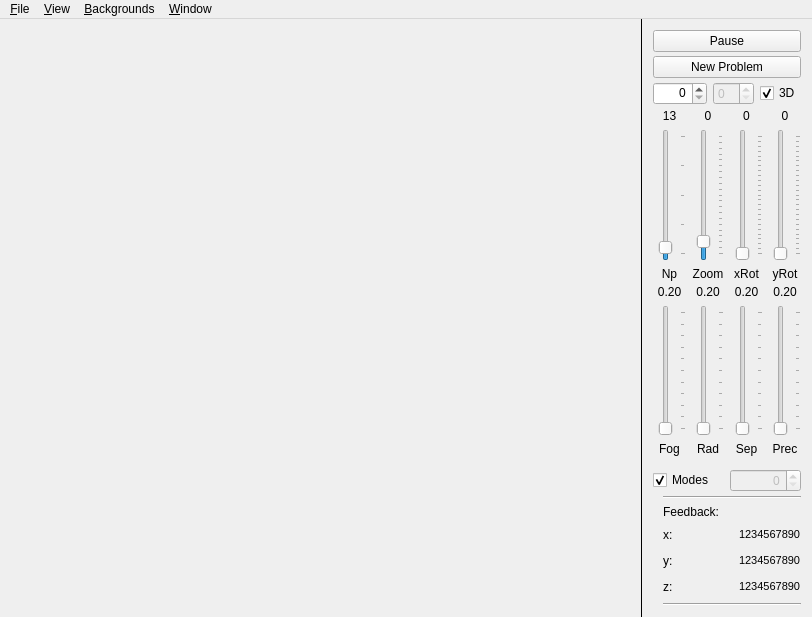
This is Atomical/Qt4/mainwindow.ui in nagyistoce/cocoatutorials as Qt 5 draws it before an edit. The edited form follows.
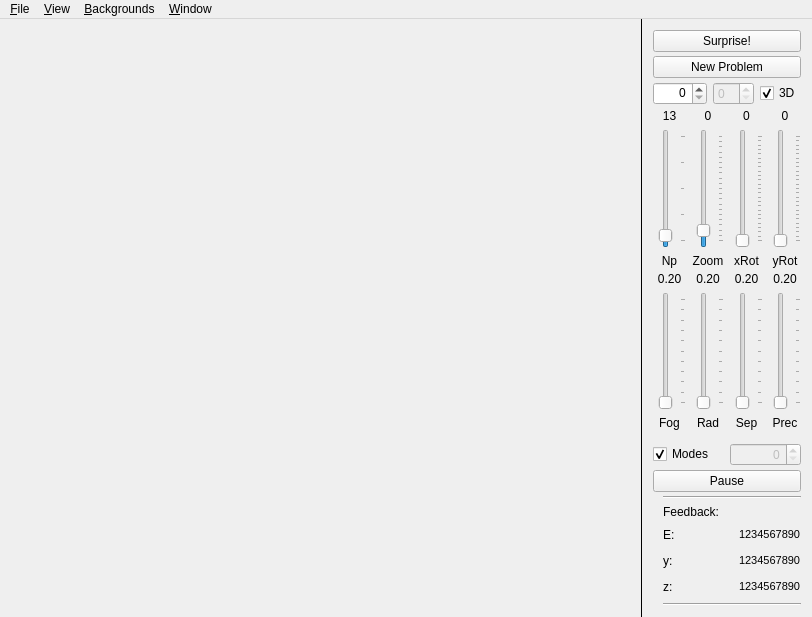
This is the edited form. Icons and pictures are not drawn.

Commit message: Implementing more of Fabio's list. - Energy feedback - Surprise button

The edit to the form file:
```diff
--- a/Atomical/Qt4/mainwindow.ui
+++ b/Atomical/Qt4/mainwindow.ui
@@ -109,9 +109,9 @@
         <enum>QLayout::SetNoConstraint</enum>
        </property>
        <item>
-        <widget class="QPushButton" name="pauseResume">
+        <widget class="QPushButton" name="surpriseButton">
          <property name="text">
-          <string>Pause</string>
+          <string>Surprise!</string>
          </property>
         </widget>
        </item>
@@ -631,6 +631,13 @@
          </item>
         </layout>
        </item>
+       <item>
+        <widget class="QPushButton" name="pauseResume">
+         <property name="text">
+          <string>Pause</string>
+         </property>
+        </widget>
+       </item>
        <item>
         <layout class="QHBoxLayout" name="feedbackLayout">
          <item>
@@ -670,7 +677,7 @@
              <item>
               <widget class="QLabel" name="label_3">
                <property name="text">
-                <string>x:</string>
+                <string>E:</string>
                </property>
               </widget>
              </item>
```
Left out of the diff: 24 changed lines with no effect on the pictures. The commit also changes 6 other files.
